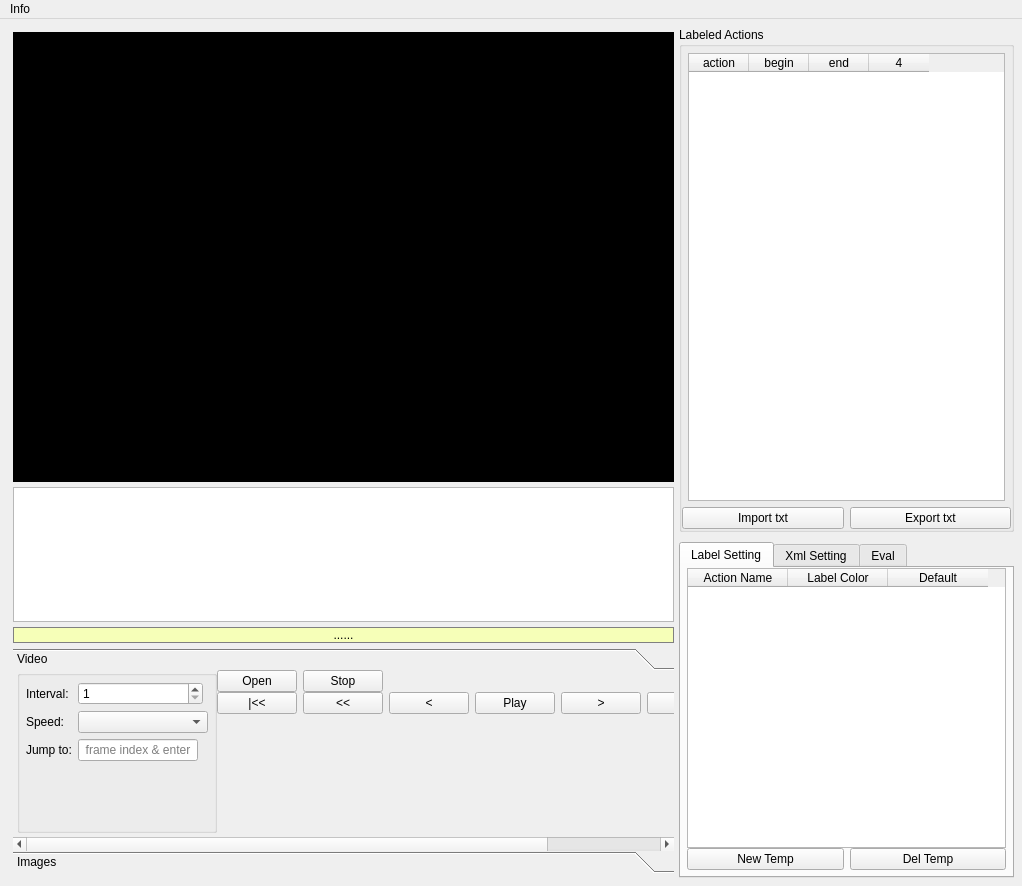
This is qt_gui/mainwindow.ui in ZDL-Git/ActionLabeller as Qt 5 draws it before an edit. The edited form follows.
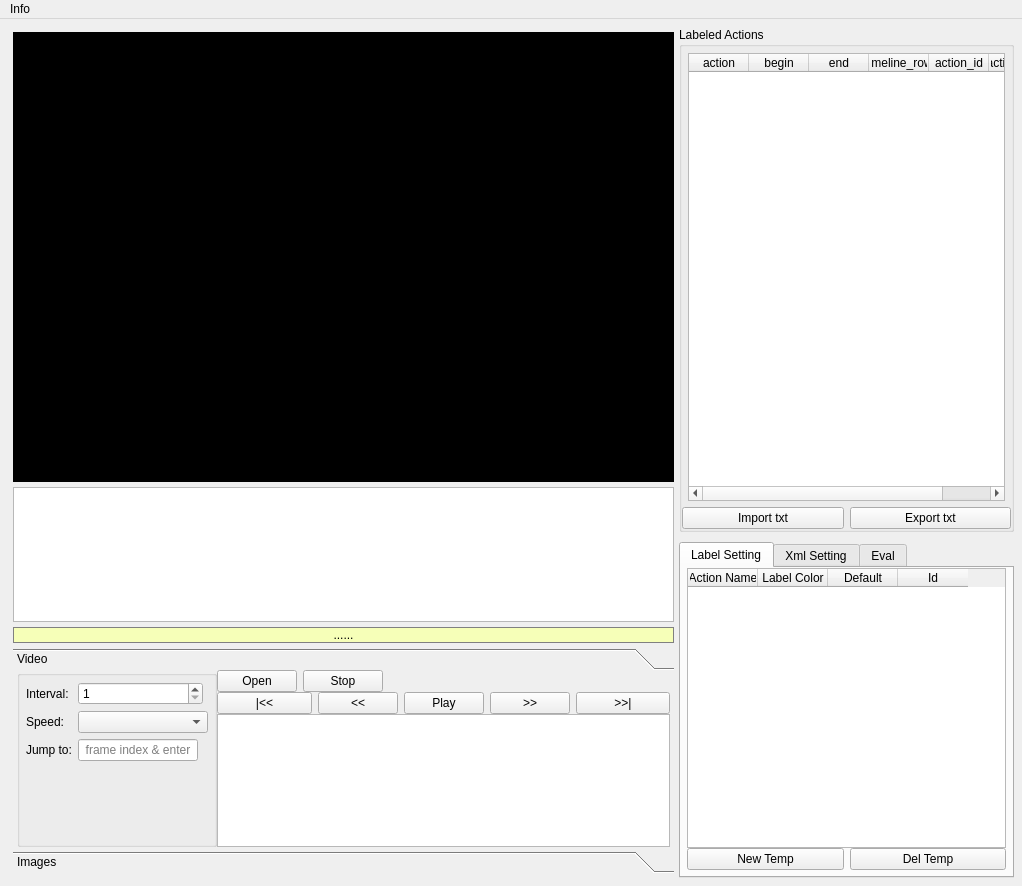
This is the edited form. Custom widgets are drawn as their Qt base class.

Commit message: 1.新增timeline中create label的 dialog 2.window相关整合到单独文件 3.action_update事件 4.ActionLabel类添加字段action_id和action_color，action_id在timeline中使用whatsThis存储 5.新增Action类

What changed in the file:
```diff
--- a/qt_gui/mainwindow.ui
+++ b/qt_gui/mainwindow.ui
@@ -476,16 +476,6 @@
                       </property>
                      </widget>
                     </item>
-                    <item>
-                     <widget class="QPushButton" name="pushButton_8">
-                      <property name="text">
-                       <string>&lt;</string>
-                      </property>
-                      <property name="checkable">
-                       <bool>false</bool>
-                      </property>
-                     </widget>
-                    </item>
                     <item>
                      <widget class="QPushButton" name="btn_play">
                       <property name="sizePolicy">
@@ -505,16 +495,6 @@
                       </property>
                      </widget>
                     </item>
-                    <item>
-                     <widget class="QPushButton" name="pushButton_10">
-                      <property name="text">
-                       <string>&gt;</string>
-                      </property>
-                      <property name="checkable">
-                       <bool>false</bool>
-                      </property>
-                     </widget>
-                    </item>
                     <item>
                      <widget class="QPushButton" name="pushButton_11">
                       <property name="text">
@@ -538,17 +518,7 @@
                    </layout>
                   </item>
                   <item>
-                   <spacer name="verticalSpacer">
-                    <property name="orientation">
-                     <enum>Qt::Vertical</enum>
-                    </property>
-                    <property name="sizeHint" stdset="0">
-                     <size>
-                      <width>20</width>
-                      <height>40</height>
-                     </size>
-                    </property>
-                   </spacer>
+                   <widget class="QTextBrowser" name="textBrowser"/>
                   </item>
                  </layout>
                 </item>
@@ -825,7 +795,7 @@
                 <bool>true</bool>
                </property>
                <property name="columnCount">
-                <number>4</number>
+                <number>6</number>
                </property>
                <attribute name="horizontalHeaderCascadingSectionResizes">
                 <bool>false</bool>
@@ -851,7 +821,21 @@
                  <string>end</string>
                 </property>
                </column>
-               <column/>
+               <column>
+                <property name="text">
+                 <string>timeline_row</string>
+                </property>
+               </column>
+               <column>
+                <property name="text">
+                 <string>action_id</string>
+                </property>
+               </column>
+               <column>
+                <property name="text">
+                 <string>action_color</string>
+                </property>
+               </column>
               </widget>
              </item>
             </layout>
@@ -905,8 +889,11 @@
             <item row="0" column="0">
              <widget class="LabelTempTableWidget" name="table_label_temp">
               <property name="columnCount">
-               <number>3</number>
+               <number>4</number>
               </property>
+              <attribute name="horizontalHeaderDefaultSectionSize">
+               <number>70</number>
+              </attribute>
               <column>
                <property name="text">
                 <string>Action Name</string>
@@ -922,6 +909,11 @@
                 <string>Default</string>
                </property>
               </column>
+              <column>
+               <property name="text">
+                <string>Id</string>
+               </property>
+              </column>
              </widget>
             </item>
             <item row="2" column="0">
```
Left out of the diff: 2 changed lines with no effect on the pictures. The commit also changes 7 other files.
